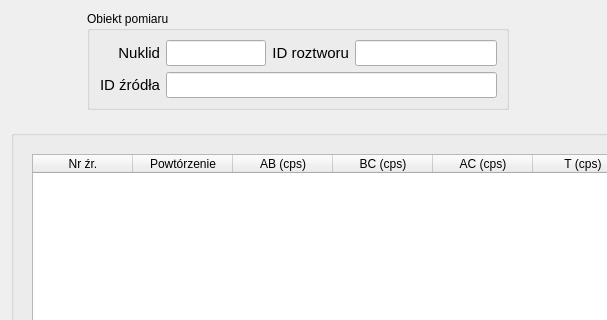
Before: the Qt Designer form TripleReg/dialogmeasurementprocess.ui in ziemastz/SL, drawn with Qt 5; both pictures show x 0 to 607 and y 0 to 320 of the 1365 by 520 pixel window.
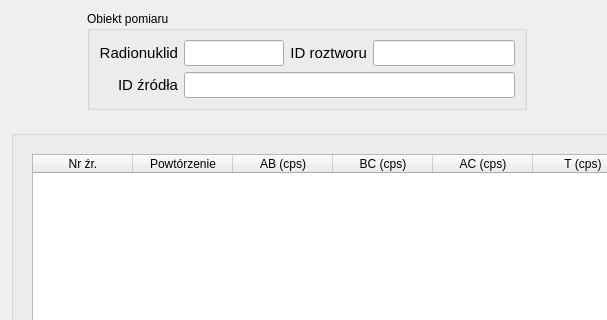
After: the same form once the commit is applied. Icons and pictures are not drawn.

The edit to the form file:
```diff
--- a/TripleReg/dialogmeasurementprocess.ui
+++ b/TripleReg/dialogmeasurementprocess.ui
@@ -49,7 +49,7 @@
            </font>
           </property>
           <property name="text">
-           <string>Nuklid</string>
+           <string>Radionuklid</string>
           </property>
           <property name="alignment">
            <set>Qt::AlignRight|Qt::AlignTrailing|Qt::AlignVCenter</set>
```
